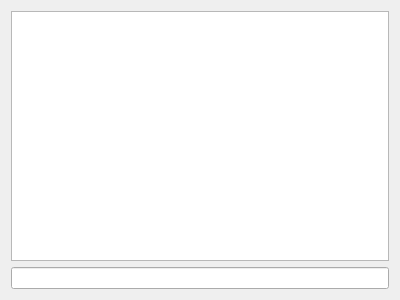
Before: the Qt Designer form calcpol/pilewidget.ui in trecouvr/calclpol, drawn with Qt 5.
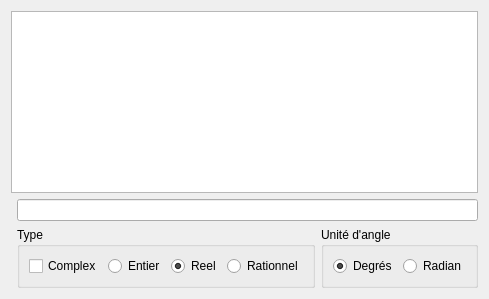
After: the same form once the commit is applied.

Commit message: options type d'angle, type de donnée dans le pilewidget

```diff
--- a/calcpol/pilewidget.ui
+++ b/calcpol/pilewidget.ui
@@ -6,20 +6,86 @@
    <rect>
     <x>0</x>
     <y>0</y>
-    <width>400</width>
-    <height>300</height>
+    <width>486</width>
+    <height>299</height>
    </rect>
   </property>
   <property name="windowTitle">
    <string>Form</string>
   </property>
   <layout class="QGridLayout" name="gridLayout">
-   <item row="1" column="0">
-    <widget class="QLineEdit" name="input"/>
-   </item>
-   <item row="0" column="0">
+   <item row="0" column="0" colspan="3">
     <widget class="QListView" name="listView"/>
    </item>
+   <item row="2" column="1">
+    <widget class="QGroupBox" name="groupBox">
+     <property name="title">
+      <string>Type</string>
+     </property>
+     <layout class="QHBoxLayout" name="horizontalLayout">
+      <item>
+       <widget class="QCheckBox" name="cb_complex">
+        <property name="text">
+         <string>Complex</string>
+        </property>
+       </widget>
+      </item>
+      <item>
+       <widget class="QRadioButton" name="rb_entier">
+        <property name="text">
+         <string>Entier</string>
+        </property>
+       </widget>
+      </item>
+      <item>
+       <widget class="QRadioButton" name="rb_reel">
+        <property name="text">
+         <string>Reel</string>
+        </property>
+        <property name="checked">
+         <bool>true</bool>
+        </property>
+       </widget>
+      </item>
+      <item>
+       <widget class="QRadioButton" name="rb_rationnel">
+        <property name="text">
+         <string>Rationnel</string>
+        </property>
+       </widget>
+      </item>
+     </layout>
+    </widget>
+   </item>
+   <item row="2" column="2">
+    <widget class="QGroupBox" name="groupBox_2">
+     <property name="title">
+      <string>Unité d'angle</string>
+     </property>
+     <layout class="QHBoxLayout" name="horizontalLayout_2">
+      <item>
+       <widget class="QRadioButton" name="rb_degres">
+        <property name="text">
+         <string>Degrés</string>
+        </property>
+        <property name="checked">
+         <bool>true</bool>
+        </property>
+       </widget>
+      </item>
+      <item>
+       <widget class="QRadioButton" name="rb_radian">
+        <property name="text">
+         <string>Radian</string>
+        </property>
+       </widget>
+      </item>
+     </layout>
+    </widget>
+   </item>
+   <item row="1" column="1" colspan="2">
+    <widget class="QLineEdit" name="input"/>
+   </item>
   </layout>
  </widget>
  <resources/>
```
The commit also changes 5 other files.
